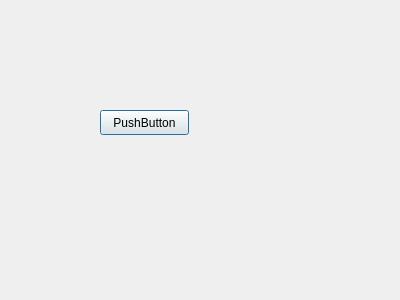
This is UI/smrr_ui/src/ui/optionswindow.ui in ENTC-FYP-19-G08/ismrr as Qt 5 draws it before an edit. The edited form follows.
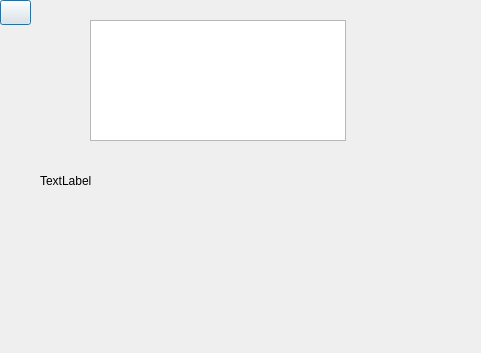
This is the edited form. Icons and pictures are not drawn.

Commit message: pass data to window

What changed in the file:
```diff
--- a/UI/smrr_ui/src/ui/optionswindow.ui
+++ b/UI/smrr_ui/src/ui/optionswindow.ui
@@ -6,24 +6,65 @@
    <rect>
     <x>0</x>
     <y>0</y>
-    <width>400</width>
-    <height>300</height>
+    <width>481</width>
+    <height>353</height>
    </rect>
   </property>
   <property name="windowTitle">
    <string>Dialog</string>
   </property>
-  <widget class="QPushButton" name="pushButton">
+  <property name="modal">
+   <bool>true</bool>
+  </property>
+  <widget class="QPushButton" name="btnBack">
    <property name="geometry">
     <rect>
-     <x>100</x>
-     <y>110</y>
-     <width>89</width>
+     <x>0</x>
+     <y>0</y>
+     <width>31</width>
      <height>25</height>
     </rect>
    </property>
+   <property name="autoFillBackground">
+    <bool>false</bool>
+   </property>
    <property name="text">
-    <string>PushButton</string>
+    <string/>
+   </property>
+   <property name="icon">
+    <iconset theme="back"/>
+   </property>
+   <property name="autoDefault">
+    <bool>false</bool>
+   </property>
+   <property name="default">
+    <bool>true</bool>
+   </property>
+   <property name="flat">
+    <bool>false</bool>
+   </property>
+  </widget>
+  <widget class="QListWidget" name="lstOptions">
+   <property name="geometry">
+    <rect>
+     <x>90</x>
+     <y>20</y>
+     <width>256</width>
+     <height>121</height>
+    </rect>
+   </property>
+  </widget>
+  <widget class="QLabel" name="label">
+   <property name="geometry">
+    <rect>
+     <x>40</x>
+     <y>170</y>
+     <width>401</width>
+     <height>21</height>
+    </rect>
+   </property>
+   <property name="text">
+    <string>TextLabel</string>
    </property>
   </widget>
  </widget>
```
The commit also changes 7 other files.
